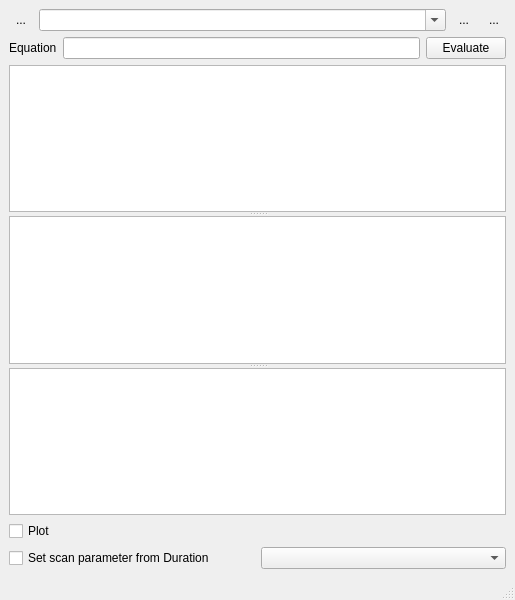
Old version of the form ui/AWG.ui in the repository MonroeQuantumNetworks/IonControl.
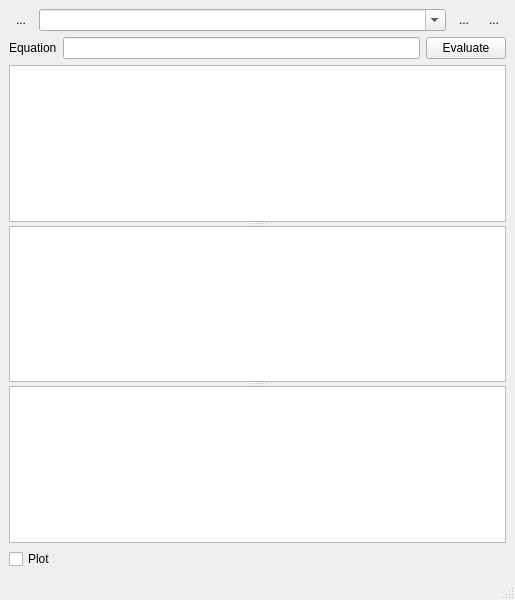
New version of the form. Icons and pictures are not drawn. Custom widgets are drawn as their Qt base class.

Commit message: Remove scanParam options from AWG.ui

Diff of the .ui file:
```diff
--- a/ui/AWG.ui
+++ b/ui/AWG.ui
@@ -149,26 +149,6 @@
       </property>
      </widget>
     </item>
-    <item>
-     <layout class="QHBoxLayout" name="horizontalLayout">
-      <item>
-       <widget class="QCheckBox" name="setScanParam">
-        <property name="toolTip">
-         <string>If Duration is scanned, the specified pulse program parameter will be scanned in concert</string>
-        </property>
-        <property name="layoutDirection">
-         <enum>Qt::LeftToRight</enum>
-        </property>
-        <property name="text">
-         <string>Set scan parameter from Duration</string>
-        </property>
-       </widget>
-      </item>
-      <item>
-       <widget class="QComboBox" name="scanParamComboBox"/>
-      </item>
-     </layout>
-    </item>
    </layout>
   </widget>
   <widget class="QMenuBar" name="menubar">
```
